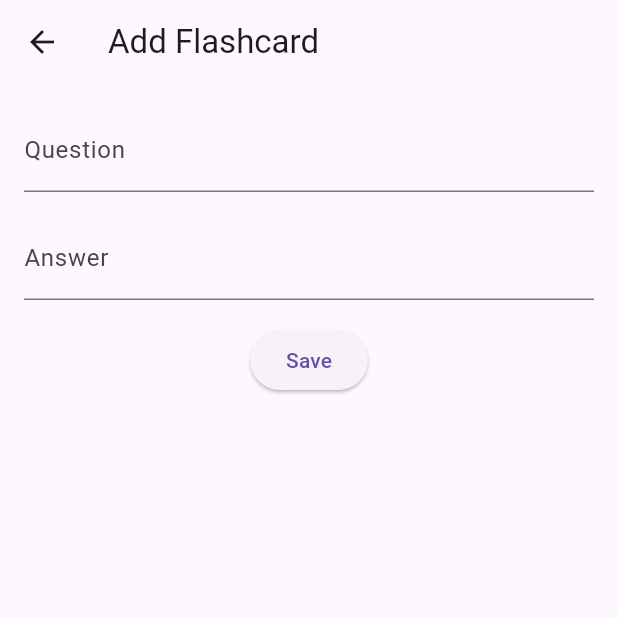
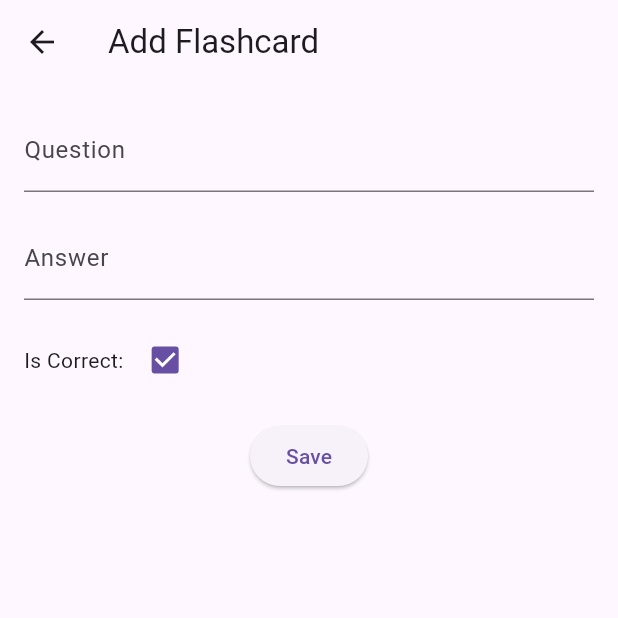
Before and after one commit to hello-saif/FlashCard, a Flutter app: the AddFlashcardScreen screen opened directly, on a phone screen of 412 x 824 dp, the top half of it. Run offline on Flutter 3.47's test engine with Material 3 defaults, Android fonts, the phone set to English and light mode, and no system bars.

Commit message:
all done

```diff
--- a/lib/Add_FlashCard.dart
+++ b/lib/Add_FlashCard.dart
@@ -9,6 +9,7 @@ class AddFlashcardScreen extends StatefulWidget {
 class _AddFlashcardScreenState extends State<AddFlashcardScreen> {
   TextEditingController questionController = TextEditingController();
   TextEditingController answerController = TextEditingController();
+  bool isCorrect = true; // Default is correct
 
   @override
   Widget build(BuildContext context) {
@@ -30,6 +31,20 @@ class _AddFlashcardScreenState extends State<AddFlashcardScreen> {
               decoration: const InputDecoration(labelText: 'Answer'),
             ),
             const SizedBox(height: 16.0),
+            Row(
+              children: [
+                const Text('Is Correct: '),
+                Checkbox(
+                  value: isCorrect,
+                  onChanged: (value) {
+                    setState(() {
+                      isCorrect = value ?? false;
+                    });
+                  },
+                ),
+              ],
+            ),
+            const SizedBox(height: 16.0),
             ElevatedButton(
               onPressed: () {
                 if (questionController.text.isNotEmpty &&
@@ -39,6 +54,7 @@ class _AddFlashcardScreenState extends State<AddFlashcardScreen> {
                     Flashcard(
                       question: questionController.text,
                       answer: answerController.text,
+                      isCorrect: isCorrect,
                     ),
                   );
                 } else {
@@ -69,6 +85,7 @@ class _AddFlashcardScreenState extends State<AddFlashcardScreen> {
 class Flashcard {
   final String question;
   final String answer;
+  final bool isCorrect;
 
-  Flashcard({required this.question, required this.answer});
+  Flashcard({required this.question, required this.answer, required this.isCorrect});
 }
--- a/lib/FlashCardWidget.dart
+++ b/lib/FlashCardWidget.dart
@@ -48,13 +48,13 @@ class _FlashcardWidgetState extends State<FlashcardWidget> {
                 const SizedBox(height: 16.0),
                 ElevatedButton(
                   onPressed: () {
-                    widget.onAnswered(true);
+                    widget.onAnswered(widget.flashcard.isCorrect);
                   },
                   child: const Text('Correct'),
                 ),
                 ElevatedButton(
                   onPressed: () {
-                    widget.onAnswered(false);
+                    widget.onAnswered(!widget.flashcard.isCorrect);
                   },
                   child: const Text('Incorrect'),
                 ),
```
Also changed, not shown: lib/FlashCardScreen.dart (+10 -20 lines).
